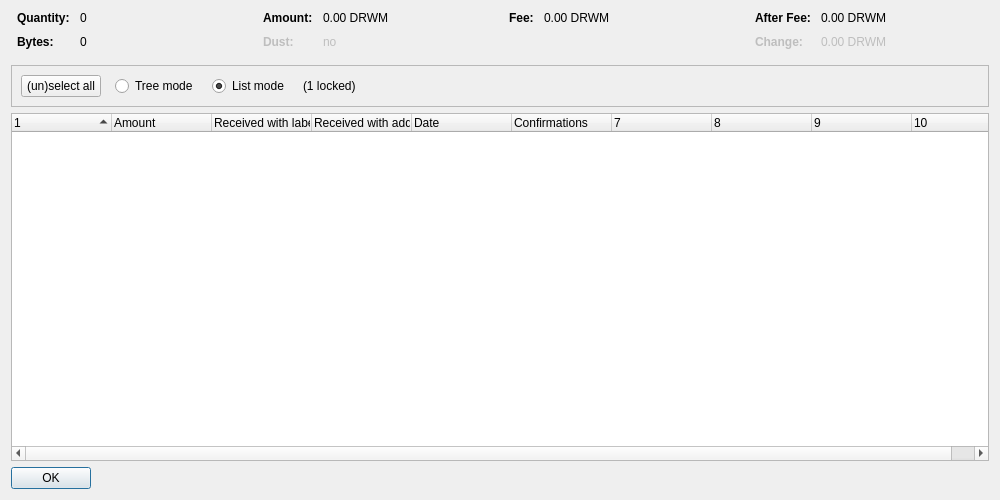
Old version of the form src/qt/forms/coincontroldialog.ui in the repository DivisionStreetDevs/darkWormCoin-master.
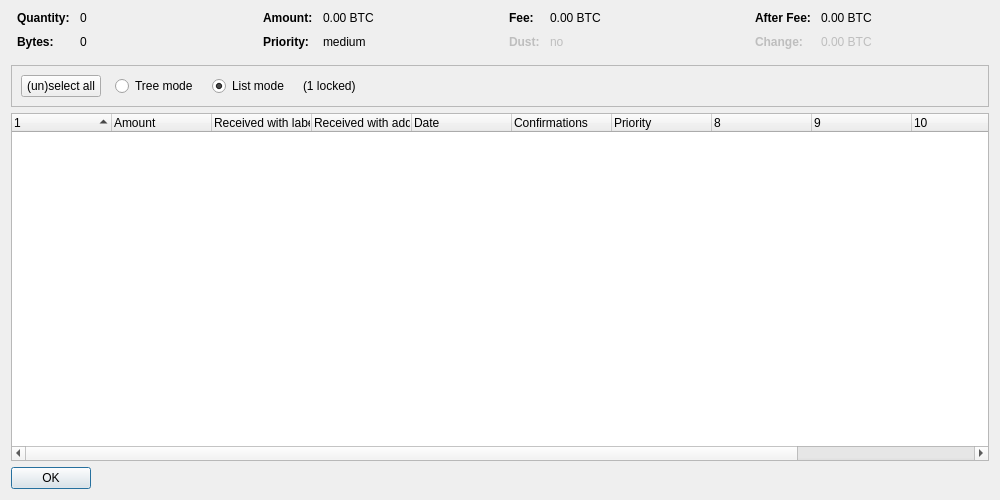
New version of the form. Custom widgets are drawn as their Qt base class.

```diff
--- a/src/qt/forms/coincontroldialog.ui
+++ b/src/qt/forms/coincontroldialog.ui
@@ -132,7 +132,7 @@
           <enum>Qt::ActionsContextMenu</enum>
          </property>
          <property name="text">
-          <string notr="true">0.00 DRWM</string>
+          <string notr="true">0.00 BTC</string>
          </property>
          <property name="textInteractionFlags">
           <set>Qt::LinksAccessibleByMouse|Qt::TextSelectableByKeyboard|Qt::TextSelectableByMouse</set>
@@ -140,10 +140,7 @@
         </widget>
        </item>
        <item row="1" column="0">
-        <widget class="QLabel" name="labelCoinControlLowOutputText">
-         <property name="enabled">
-          <bool>false</bool>
-         </property>
+        <widget class="QLabel" name="labelCoinControlPriorityText">
          <property name="font">
           <font>
            <weight>75</weight>
@@ -151,15 +148,12 @@
           </font>
          </property>
          <property name="text">
-          <string>Dust:</string>
+          <string>Priority:</string>
          </property>
         </widget>
        </item>
        <item row="1" column="1">
-        <widget class="QLabel" name="labelCoinControlLowOutput">
-         <property name="enabled">
-          <bool>false</bool>
-         </property>
+        <widget class="QLabel" name="labelCoinControlPriority">
          <property name="cursor">
           <cursorShape>IBeamCursor</cursorShape>
          </property>
@@ -167,7 +161,7 @@
           <enum>Qt::ActionsContextMenu</enum>
          </property>
          <property name="text">
-          <string notr="true">no</string>
+          <string notr="true">medium</string>
          </property>
          <property name="textInteractionFlags">
           <set>Qt::LinksAccessibleByMouse|Qt::TextSelectableByKeyboard|Qt::TextSelectableByMouse</set>
@@ -212,7 +206,42 @@
           <enum>Qt::ActionsContextMenu</enum>
          </property>
          <property name="text">
-          <string notr="true">0.00 DRWM</string>
+          <string notr="true">0.00 BTC</string>
+         </property>
+         <property name="textInteractionFlags">
+          <set>Qt::LinksAccessibleByMouse|Qt::TextSelectableByKeyboard|Qt::TextSelectableByMouse</set>
+         </property>
+        </widget>
+       </item>
+       <item row="1" column="0">
+        <widget class="QLabel" name="labelCoinControlLowOutputText">
+         <property name="enabled">
+          <bool>false</bool>
+         </property>
+         <property name="font">
+          <font>
+           <weight>75</weight>
+           <bold>true</bold>
+          </font>
+         </property>
+         <property name="text">
+          <string>Dust:</string>
+         </property>
+        </widget>
+       </item>
+       <item row="1" column="1">
+        <widget class="QLabel" name="labelCoinControlLowOutput">
+         <property name="enabled">
+          <bool>false</bool>
+         </property>
+         <property name="cursor">
+          <cursorShape>IBeamCursor</cursorShape>
+         </property>
+         <property name="contextMenuPolicy">
+          <enum>Qt::ActionsContextMenu</enum>
+         </property>
+         <property name="text">
+          <string notr="true">no</string>
          </property>
          <property name="textInteractionFlags">
           <set>Qt::LinksAccessibleByMouse|Qt::TextSelectableByKeyboard|Qt::TextSelectableByMouse</set>
@@ -257,7 +286,7 @@
           <enum>Qt::ActionsContextMenu</enum>
          </property>
          <property name="text">
-          <string notr="true">0.00 DRWM</string>
+          <string notr="true">0.00 BTC</string>
          </property>
          <property name="textInteractionFlags">
           <set>Qt::LinksAccessibleByMouse|Qt::TextSelectableByKeyboard|Qt::TextSelectableByMouse</set>
@@ -292,7 +321,7 @@
           <enum>Qt::ActionsContextMenu</enum>
          </property>
          <property name="text">
-          <string notr="true">0.00 DRWM</string>
+          <string notr="true">0.00 BTC</string>
          </property>
          <property name="textInteractionFlags">
           <set>Qt::LinksAccessibleByMouse|Qt::TextSelectableByKeyboard|Qt::TextSelectableByMouse</set>
@@ -402,7 +431,7 @@
       <bool>false</bool>
      </property>
      <property name="columnCount">
-      <number>10</number>
+      <number>12</number>
      </property>
      <attribute name="headerShowSortIndicator" stdset="0">
       <bool>true</bool>
@@ -443,6 +472,16 @@
        <string>Confirmed</string>
       </property>
      </column>
+     <column>
+      <property name="text">
+       <string>Priority</string>
+      </property>
+     </column>
+     <column>
+      <property name="text">
+       <string/>
+      </property>
+     </column>
      <column>
       <property name="text">
        <string/>
```
